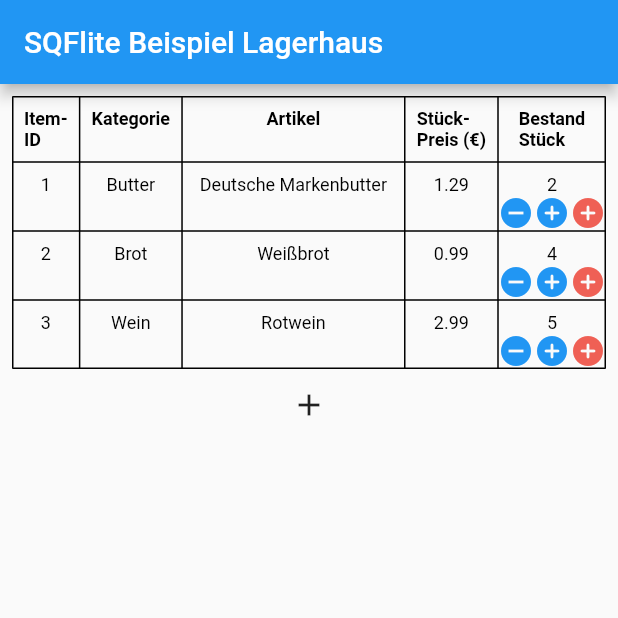
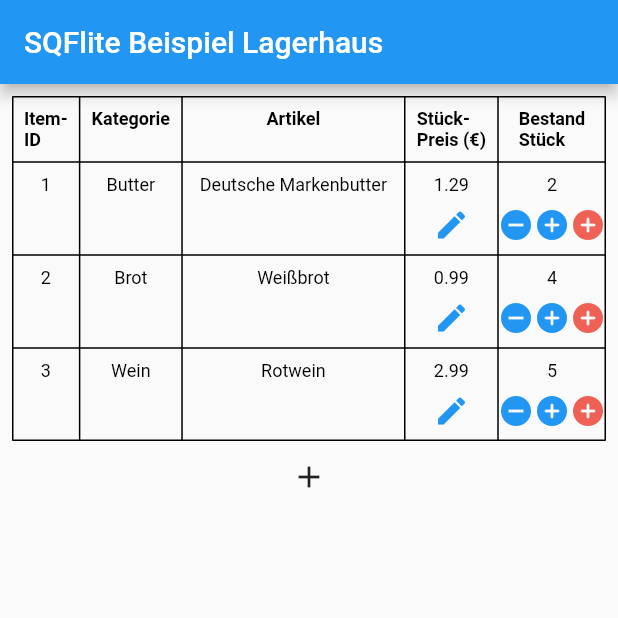
Before and after one commit to felix7700/ewm, a Flutter app: the screen it shows after launch, on a phone screen of 412 x 824 dp, the top half of it. Run offline on Flutter 3.47's test engine with Material 2 defaults, Android fonts, the phone set to English and light mode, and no system bars; our stand-ins replace sqflite; accounts and stored records are empty.

Commit message:
EditItemButton created

```diff
--- /dev/null
+++ b/lib/widgets/Buttons/editI_item_icon_button.dart
@@ -0,0 +1,27 @@
+import 'package:flutter/material.dart';
+
+class EditItemIconButton extends StatelessWidget {
+  const EditItemIconButton(
+      {required this.itemId,
+      required this.color,
+      // required this.buttonPressed,
+      Key? key})
+      : super(key: key);
+  final int itemId;
+  final Color color;
+  // final Function buttonPressed;
+
+  @override
+  Widget build(BuildContext context) {
+    return IconButton(
+      icon: const Icon(Icons.edit),
+      padding: EdgeInsets.zero,
+      constraints: const BoxConstraints(),
+      color: color,
+      onPressed: () {
+        debugPrint('edit Item');
+        //buttonPressed(itemId);
+      },
+    );
+  }
+}
--- a/lib/widgets/Pages/sqflite_items_table.dart
+++ b/lib/widgets/Pages/sqflite_items_table.dart
@@ -1,4 +1,5 @@
 import 'package:ewm/db_manager.dart';
+import 'package:ewm/widgets/Buttons/editI_item_icon_button.dart';
 import 'package:flutter/material.dart';
 import '../Buttons/add_item_icon_button.dart';
 import '../Buttons/decrease_item_count_icon_button.dart';
@@ -212,12 +213,23 @@ class _SqfliteItemsTablePageState extends State<SqfliteItemsTablePage> {
               verticalAlignment: TableCellVerticalAlignment.top,
               child: Center(
                 child: Padding(
-                  padding: _cellsTextPaddingEdgeInsets,
-                  child: Text(
-                      inventoryData[rowIndex]
-                              [dbManager.inventoryColumnNameItemPrice]
-                          .toString(),
-                      style: _cellTextStyle),
+                  padding: const EdgeInsets.all(8.0),
+                  child: Column(
+                    children: [
+                      Text(
+                        inventoryData[rowIndex]
+                                [dbManager.inventoryColumnNameItemPrice]
+                            .toString(),
+                        style: _cellTextStyle,
+                      ),
+                      const SizedBox(height: 8),
+                      EditItemIconButton(
+                        itemId: inventoryData[rowIndex]
+                            [dbManager.inventoryColumnNameItemID],
+                        color: Colors.blue,
+                      )
+                    ],
+                  ),
                 ),
               ),
             ),
@@ -235,6 +247,7 @@ class _SqfliteItemsTablePageState extends State<SqfliteItemsTablePage> {
                         style: _cellTextStyle,
                       ),
                     ),
+                    const SizedBox(height: 8),
                     Row(
                       children: [
                         DecreaseItemCountIconButton(
@@ -300,7 +313,9 @@ class _SqfliteItemsTablePageState extends State<SqfliteItemsTablePage> {
                       4: IntrinsicColumnWidth(),
                     },
                   ),
-                  AddItemIconButton(refreshItemsFunction: _loadData)
+                  AddItemIconButton(
+                    refreshItemsFunction: _loadData,
+                  ),
                 ],
               ),
             );
```
